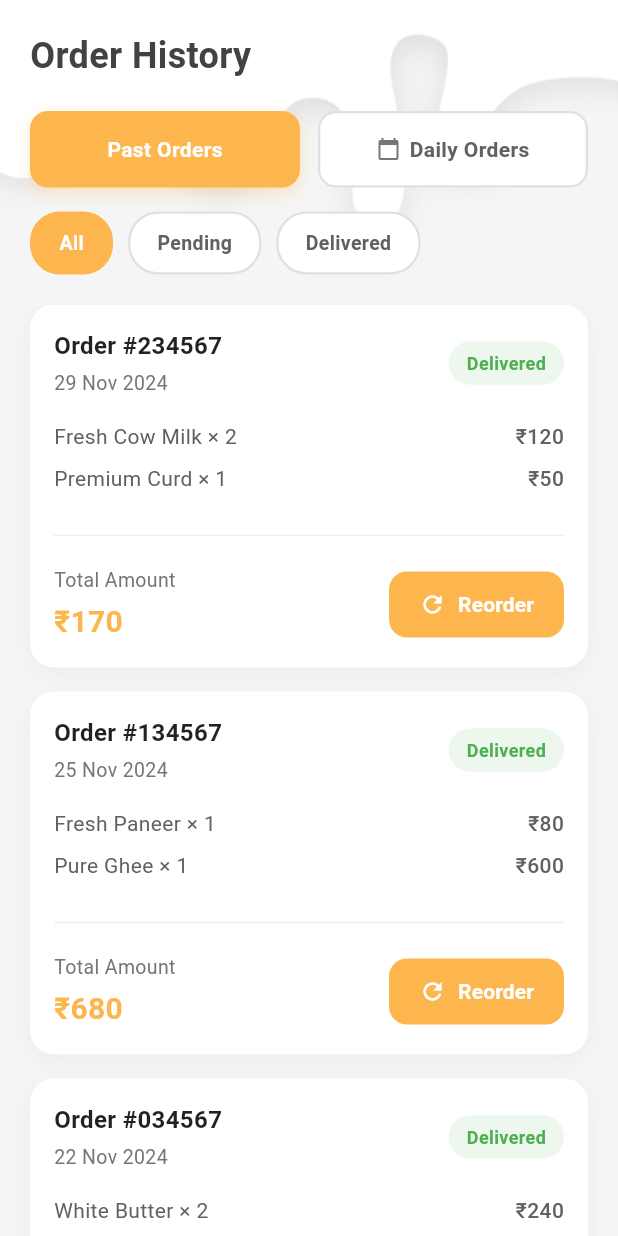
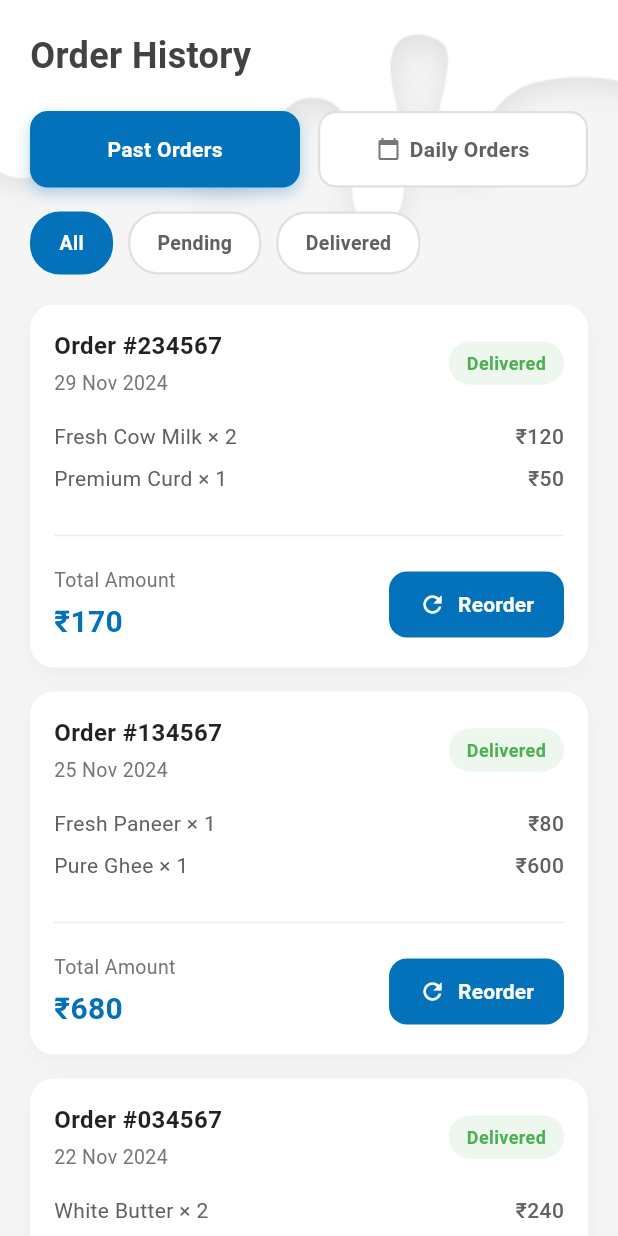
Before and after one commit to Aars27/balineemilkconsumer, a Flutter app: the OrderHistoryView screen opened directly, on a phone screen of 412 x 824 dp. Run offline on Flutter 3.47's test engine with Material 3 defaults, Android fonts, the phone set to English and light mode, and no system bars; our stand-ins replace carousel_slider, dio, go_router, pinput, shared_preferences; accounts and stored records are empty.

```diff
--- a/lib/Features/ViewScreens/LoginPageScreen/LoginView.dart
+++ b/lib/Features/ViewScreens/LoginPageScreen/LoginView.dart
@@ -125,7 +125,7 @@ class LoginScreen extends StatelessWidget {
                       },
 
                       style: ElevatedButton.styleFrom(
-                        backgroundColor: const Color(0xff2A4B7C),
+                        backgroundColor: AppColors.gradientEnd,
                         shape: RoundedRectangleBorder(
                           borderRadius: BorderRadius.circular(14),
                         ),
--- a/lib/Features/ViewScreens/OrderHistoryScreen/OrderHistoryScreen.dart
+++ b/lib/Features/ViewScreens/OrderHistoryScreen/OrderHistoryScreen.dart
@@ -4,6 +4,8 @@ import 'package:flutter/material.dart';
 import 'package:flutter/material.dart';
 import 'package:intl/intl.dart';
 import 'package:provider/provider.dart';
+
+import '../../../Core/Constant/app_colors.dart';
 
 
 
@@ -138,9 +140,14 @@ class Orderhistoryscreen extends StatelessWidget {
   }
 }
 
-class OrderHistoryView extends StatelessWidget {
+class OrderHistoryView extends StatefulWidget {
   const OrderHistoryView({super.key});
 
+  @override
+  State<OrderHistoryView> createState() => _OrderHistoryViewState();
+}
+
+class _OrderHistoryViewState extends State<OrderHistoryView> {
   @override
   Widget build(BuildContext context) {
     final controller = context.watch<OrderHistoryController>();
@@ -266,16 +273,16 @@ class OrderHistoryView extends StatelessWidget {
       child: Container(
         padding: const EdgeInsets.symmetric(vertical: 14),
         decoration: BoxDecoration(
-          color: isSelected ? const Color(0xFFFDB64E) : Colors.white,
+          color: isSelected ? AppColors.gradientEnd : Colors.white,
           borderRadius: BorderRadius.circular(12),
           border: Border.all(
-            color: isSelected ? const Color(0xFFFDB64E) : Colors.grey[300]!,
+            color: isSelected ? AppColors.gradientEnd : Colors.grey[300]!,
             width: 1.5,
           ),
           boxShadow: isSelected
               ? [
             BoxShadow(
-              color: const Color(0xFFFDB64E).withOpacity(0.3),
+              color: AppColors.gradientEnd.withOpacity(0.3),
               blurRadius: 8,
               offset: const Offset(0, 4),
             ),
@@ -318,10 +325,10 @@ class OrderHistoryView extends StatelessWidget {
       child: Container(
         padding: const EdgeInsets.symmetric(horizontal: 18, vertical: 10),
         decoration: BoxDecoration(
-          color: isSelected ? const Color(0xFFFDB64E) : Colors.white,
+          color: isSelected ? AppColors.gradientEnd : Colors.white,
           borderRadius: BorderRadius.circular(20),
           border: Border.all(
-            color: isSelected ? const Color(0xFFFDB64E) : Colors.grey[300]!,
+            color: isSelected ? AppColors.gradientEnd : Colors.grey[300]!,
             width: 1.5,
           ),
         ),
@@ -481,7 +488,7 @@ class OrderCard extends StatelessWidget {
                     style: const TextStyle(
                       fontSize: 20,
                       fontWeight: FontWeight.bold,
-                      color: Color(0xFFFDB64E),
+                      color: AppColors.gradientEnd,
                     ),
                   ),
                 ],
@@ -491,7 +498,7 @@ class OrderCard extends StatelessWidget {
                   context.read<OrderHistoryController>().reorder(order.id);
                 },
                 style: ElevatedButton.styleFrom(
-                  backgroundColor: const Color(0xFFFDB64E),
+                  backgroundColor: AppColors.gradientEnd,
                   foregroundColor: Colors.white,
                   padding:
                   const EdgeInsets.symmetric(horizontal: 20, vertical: 12),
--- a/lib/Features/ViewScreens/OtpScreen/OtpScreen.dart
+++ b/lib/Features/ViewScreens/OtpScreen/OtpScreen.dart
@@ -4,6 +4,7 @@ import 'package:go_router/go_router.dart';
 import 'package:pinput/pinput.dart';
 import 'package:provider/provider.dart';
 
+import '../../../Core/Constant/app_colors.dart';
 import 'OtpController.dart';
 
 class OtpScreen extends StatelessWidget {
@@ -43,7 +44,7 @@ class OtpScreen extends StatelessWidget {
                 child: Icon(
                   Icons.lock_outline_rounded,
                   size: 100,
-                  color: const Color(0xFF4A90E2),
+                  color: AppColors.gradientEnd,
                 ),
               ),
             ),
@@ -182,7 +183,7 @@ class OtpScreen extends StatelessWidget {
                  context.go('/bottombar');
                 },
                 style: ElevatedButton.styleFrom(
-                  backgroundColor: const Color(0xFF4A90E2),
+                  backgroundColor: AppColors.gradientEnd,
                   foregroundColor: Colors.white,
                   elevation: 0,
                   shape: RoundedRectangleBorder(
```
